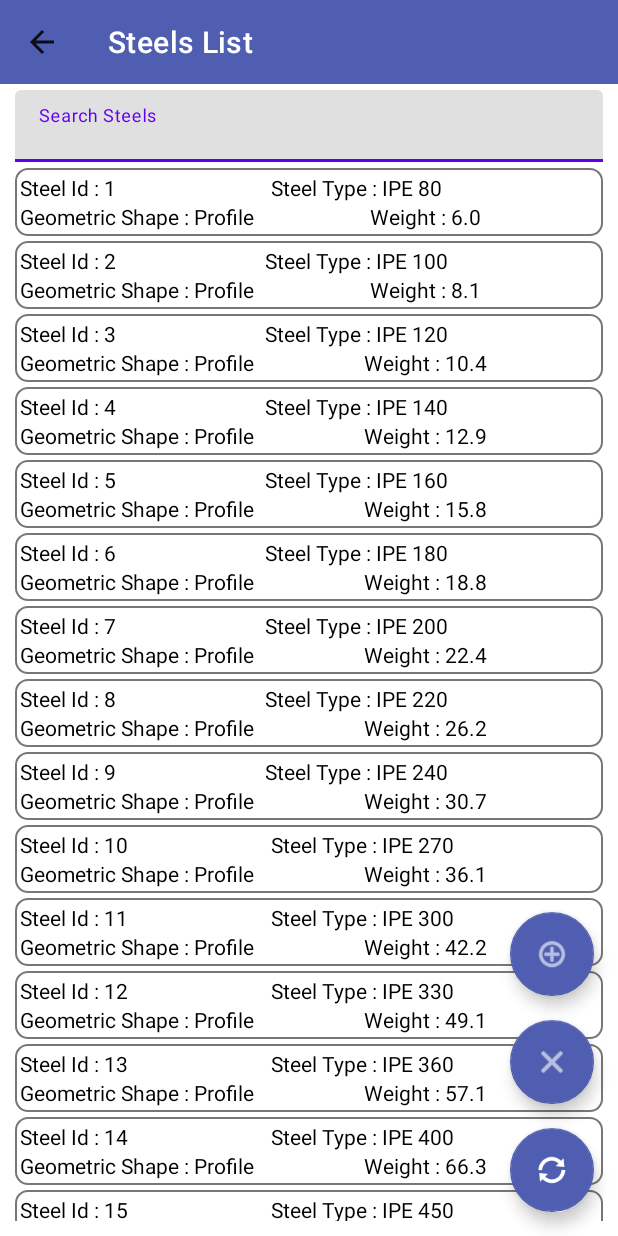
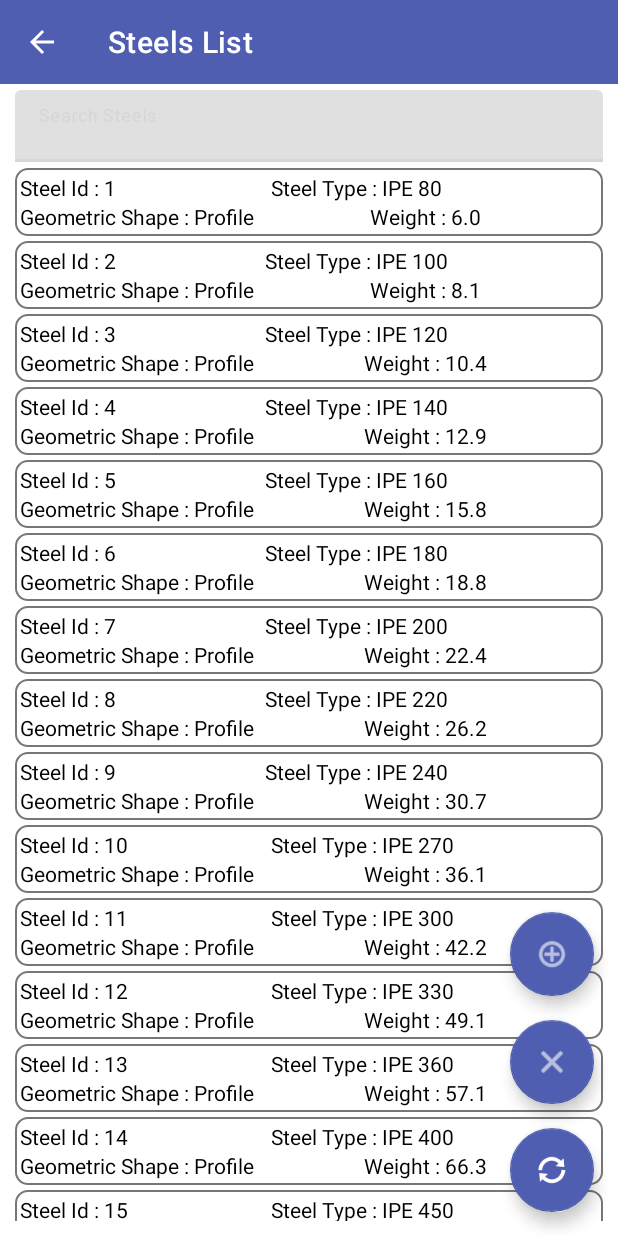
Before and after one commit to abdelouahadelfihri/metalconstructionsestimates-v2.0.0, an Android app: the screen it shows after launch (Steels), after a tap on "Steels", on a phone screen of 412 x 824 dp. Run offline under Robolectric (Android 15) with nearby library versions, the phone set to English and light mode, and no system bars.

Commit message:
updates to styles.xml

```diff
--- a/app/src/main/res/values/styles.xml
+++ b/app/src/main/res/values/styles.xml
@@ -5,4 +5,12 @@
         <item name="android:textSize">18sp</item>
     </style>
 
+    <style name="AppTheme" parent="Theme.MaterialComponents.DayNight.DarkActionBar">
+        <item name="colorPrimary">@color/colorPrimary</item>
+        <item name="colorPrimaryVariant">@color/colorPrimaryDark</item>
+        <item name="colorOnPrimary">@android:color/white</item>
+        <item name="colorSecondary">@color/colorAccent</item>
+        <item name="colorOnSecondary">@android:color/black</item>
+    </style>
+
 </resources>
```
